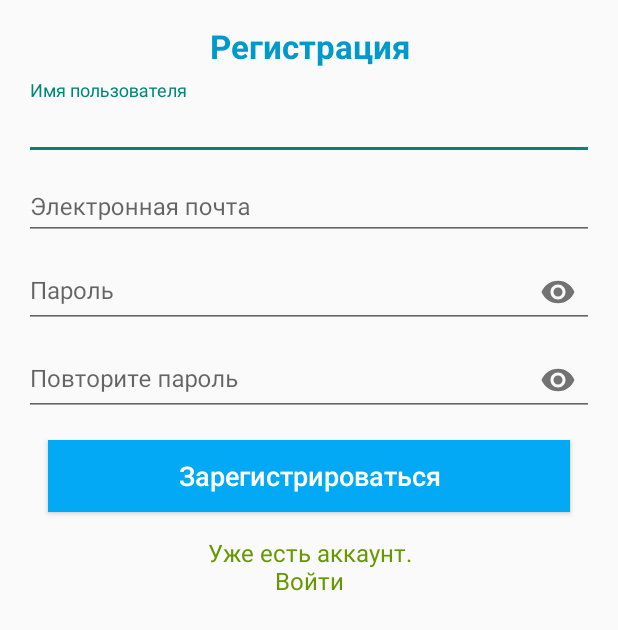
After one commit to Uelbc/FInal_project, an Android app: the SignUpActivity screen opened directly, with no data from a screen before it, on a phone screen of 412 x 824 dp. The commit adds this screen. Shown: the top 630 px of the screen. Run offline under Robolectric (Android 15) with nearby library versions, the phone set to English and light mode, and no system bars; our stand-ins replace Firebase (no records; nobody signed in at launch, a user with empty details on screens opened directly).

Commit message:
нужно связать аутентификацию и базу данных и разобраться как брать записывать и изменять данные

```diff
--- a/app/src/main/java/com/example/myapplication/Registration.java
+++ b/app/src/main/java/com/example/myapplication/Registration.java
@@ -10,6 +10,9 @@ import android.widget.EditText;
 import android.widget.RadioButton;
 import android.widget.Toast;
 
+import com.google.firebase.auth.FirebaseAuth;
+import com.google.firebase.firestore.FirebaseFirestore;
+
 public class Registration extends AppCompatActivity {
     public EditText weight_edittext;
     public EditText height_edittext;
@@ -17,6 +20,8 @@ public class Registration extends AppCompatActivity {
     public AppCompatButton next;
     public RadioButton men;
     public RadioButton women;
+    private FirebaseAuth mAuth;
+    public FirebaseFirestore db;
 
     @Override
     protected void onCreate(Bundle savedInstanceState) {
--- /dev/null
+++ b/app/src/main/java/com/example/myapplication/SignUpActivity.java
@@ -0,0 +1,158 @@
+package com.example.myapplication;
+
+
+import android.content.Intent;
+import android.os.Bundle;
+import android.text.TextUtils;
+import android.util.Patterns;
+import android.view.View;
+import android.widget.Button;
+import android.widget.EditText;
+import android.widget.ProgressBar;
+import android.widget.RadioButton;
+import android.widget.TextView;
+import android.widget.Toast;
+import androidx.annotation.NonNull;
+import androidx.appcompat.app.AppCompatActivity;
+import com.google.android.gms.tasks.OnCompleteListener;
+import com.google.android.gms.tasks.Task;
+import com.google.firebase.auth.AuthResult;
+import com.google.firebase.auth.FirebaseAuth;
+import com.google.firebase.database.DatabaseReference;
+import com.google.firebase.database.FirebaseDatabase;
+import com.google.firebase.firestore.FirebaseFirestore;
+
+public class SignUpActivity extends AppCompatActivity {
+
+    private EditText edit_txt_Username, edit_txt_Email, edit_txt_Pass, edit_txt_CoPass;
+    private Button button_register;
+    private TextView text_view_login;
+    private FirebaseAuth mAuth;
+    String username, email, password, co_password;
+    public FirebaseFirestore db;
+
+    @Override
+    protected void onCreate(Bundle savedInstanceState) {
+        super.onCreate(savedInstanceState);
+        setContentView(R.layout.activity_signup);
+
+
+        edit_txt_Username = findViewById(R.id.edit_txt_Username);
+        edit_txt_Email = findViewById(R.id.edit_txt_Email);
+        edit_txt_Pass = findViewById(R.id.edit_txt_Pass);
+        edit_txt_CoPass = findViewById(R.id.edit_txt_CoPass);
+        text_view_login = findViewById(R.id.text_view_login);
+        button_register = findViewById(R.id.button_register);
+
+
+        db=FirebaseFirestore.getInstance();
+
+        text_view_login.setOnClickListener(new View.OnClickListener() {
+            @Override
+            public void onClick(View v) {
+                Intent intent = new Intent(getApplicationContext(), Login.class);
+                startActivity(intent);
+            }
+        });
+        email = edit_txt_Email.getText().toString().trim();
+        password = edit_txt_Pass.getText().toString().trim();
+        mAuth=FirebaseAuth.getInstance();
+
+        button_register.setOnClickListener(new View.OnClickListener() {
+            @Override
+            public void onClick(View v) {
+
+                if (!validateUsername() | !validateEmail() | !validatePassword() ) {
+                    return;
+                }
+
+                if (password.equals(co_password)) {
+
+                    mAuth
+                            .createUserWithEmailAndPassword(email, password)
+                            .addOnCompleteListener(new OnCompleteListener<AuthResult>() {
+
+                                @Override
+                                public void onComplete(@NonNull Task<AuthResult> task)
+                                {
+                                    if (task.isSuccessful()) {
+                                        Person person = new Person(email, password, 0, 0, 0, 0, 0);
+                                        db.collection("users")
+                                                        .add(person);
+                                        Toast.makeText(getApplicationContext(),
+                                                        "Успешная регистрация!",
+                                                        Toast.LENGTH_LONG)
+                                                .show();
+
+
+
+                                        Intent intent
+                                                = new Intent(SignUpActivity.this,
+                                                Registration.class);
+                                        startActivity(intent);
+                                    }
+                                    else {
+
+                                        // Registration failed
+                                        Toast.makeText(
+                                                        getApplicationContext(),
+                                                        "Ну удалось зарегистрироваться!!"
+                                                                + " Пожалуйста попробуйте ещё раз",
+                                                        Toast.LENGTH_LONG)
+                                                .show();
+
+                                    }
+                                }
+                            });
+
+                } else {
+                    Toast.makeText(SignUpActivity.this, "Пароли не совпадают", Toast.LENGTH_SHORT).show();
+                }
+            }
+        });
+    }
+
+
+
+    private boolean validateUsername() {
+        username = edit_txt_Username.getText().toString().trim();
+        if (TextUtils.isEmpty(username)) {
+            Toast.makeText(SignUpActivity.this, "Введите имя пользователя", Toast.LENGTH_SHORT).show();
+            return false;
+        } else {
+            return true;
+        }
+    }
+
+    private boolean validateEmail() {
+        email = edit_txt_Email.getText().toString().trim();
+        if (TextUtils.isEmpty(email)) {
+            Toast.makeText(SignUpActivity.this, "Введите электронную почту", Toast.LENGTH_SHORT).show();
+            return false;
+        } else if (!Patterns.EMAIL_ADDRESS.matcher(email).matches()) {
+            Toast.makeText(SignUpActivity.this, "Введите электронную почту корректно", Toast.LENGTH_SHORT).show();
+            return false;
+        } else {
+            return true;
+        }
+    }
+
+    private boolean validatePassword() {
+        password = edit_txt_Pass.getText().toString().trim();
+        co_password = edit_txt_CoPass.getText().toString().toLowerCase();
+
+        if (TextUtils.isEmpty(password)) {
+            Toast.makeText(SignUpActivity.this, "Введите пароль", Toast.LENGTH_SHORT).show();
+            return false;
+        } else if (TextUtils.isEmpty(co_password)) {
+            Toast.makeText(SignUpActivity.this, "Повторите пароль", Toast.LENGTH_SHORT).show();
+            return false;
+        } else if (password.length() < 6) {
+            Toast.makeText(SignUpActivity.this, "Пароль слишком короткий", Toast.LENGTH_SHORT).show();
+            return false;
+        } else {
+            return true;
+        }
+    }
+
+}
--- /dev/null
+++ b/app/src/main/res/layout/activity_signup.xml
@@ -0,0 +1,106 @@
+<?xml version="1.0" encoding="utf-8"?>
+<LinearLayout xmlns:android="http://schemas.android.com/apk/res/android"
+    xmlns:app="http://schemas.android.com/apk/res-auto"
+    xmlns:tools="http://schemas.android.com/tools"
+    android:layout_width="match_parent"
+    android:layout_height="match_parent"
+    android:orientation="vertical"
+    android:padding="16sp"
+    tools:context=".SignUpActivity">
+
+
+
+    <TextView
+        android:id="@+id/login_title"
+        android:layout_width="match_parent"
+        android:layout_height="wrap_content"
+        android:layout_marginBottom="8dp"
+        android:text="Регистрация"
+        android:textAlignment="center"
+        android:textColor="@android:color/holo_blue_dark"
+        android:textSize="22sp"
+        android:textStyle="bold" />
+
+    <com.google.android.material.textfield.TextInputLayout
+        android:layout_width="match_parent"
+        android:layout_height="wrap_content"/>
+
+    <com.google.android.material.textfield.TextInputLayout
+        android:layout_width="match_parent"
+        android:layout_height="wrap_content">
+
+        <EditText
+            android:id="@+id/edit_txt_Username"
+            android:layout_width="match_parent"
+            android:layout_height="wrap_content"
+            android:hint="Имя пользователя"
+            android:textSize="16sp"
+            android:inputType="textWebEmailAddress" />
+
+    </com.google.android.material.textfield.TextInputLayout>
+
+    <com.google.android.material.textfield.TextInputLayout
+        android:layout_width="match_parent"
+        android:layout_height="wrap_content">
+
+        <EditText
+            android:id="@+id/edit_txt_Email"
+            android:layout_width="match_parent"
+            android:layout_height="wrap_content"
+            android:hint="Электронная почта"
+            android:textSize="16sp"
+            android:inputType="textWebEmailAddress" />
+
+    </com.google.android.material.textfield.TextInputLayout>
+
+    <com.google.android.material.textfield.TextInputLayout
+        android:layout_width="match_parent"
+        android:layout_height="wrap_content"
+        app:passwordToggleEnabled="true">
+
+        <EditText
+            android:id="@+id/edit_txt_Pass"
+            android:layout_width="match_parent"
+            android:layout_height="wrap_content"
+            android:hint="Пароль"
+            android:textSize="16sp"
+            android:inputType="textPassword" />
+    </com.google.android.material.textfield.TextInputLayout>
+
+    <com.google.android.material.textfield.TextInputLayout
+        android:layout_width="match_parent"
+        android:layout_height="wrap_content"
+        app:passwordToggleEnabled="true">
+
+        <EditText
+            android:id="@+id/edit_txt_CoPass"
+            android:layout_width="match_parent"
+            android:layout_height="wrap_content"
+            android:hint="Повторите пароль"
+            android:textSize="16sp"
+            android:inputType="textPassword" />
+    </com.google.android.material.textfield.TextInputLayout>
+
+
+    <Button
+        android:id="@+id/button_register"
+        android:layout_width="fill_parent"
+        android:layout_height="wrap_content"
+        android:layout_margin="16dp"
+        android:background="@color/light_blue"
+        android:text="Зарегистрироваться"
+        android:textAllCaps="false"
+        android:textColor="#fff"
+        android:textSize="18sp" />
+
+    <TextView
+        android:id="@+id/text_view_login"
+        android:layout_width="wrap_content"
+        android:layout_height="wrap_content"
+        android:layout_gravity="center_horizontal"
+        android:text="Уже есть аккаунт.\nВойти"
+        android:textAlignment="center"
+        android:textColor="@android:color/holo_green_dark"
+        android:textSize="16sp" />
+
+</LinearLayout>
```
Also changed, not shown: app/build.gradle (+34 -0 lines), app/src/main/AndroidManifest.xml (+19 -6 lines), app/src/main/java/com/example/myapplication/Login.java (added, +111 -0 lines), app/src/main/java/com/example/myapplication/MainPage.java (+10 -1 lines), app/src/main/java/com/example/myapplication/UserData.java (added, +16 -0 lines), app/src/main/res/layout/activity_login.xml (added, +79 -0 lines), app/src/main/res/layout/activity_main2.xml (+10 -0 lines), build.gradle (+7 -1 lines).
